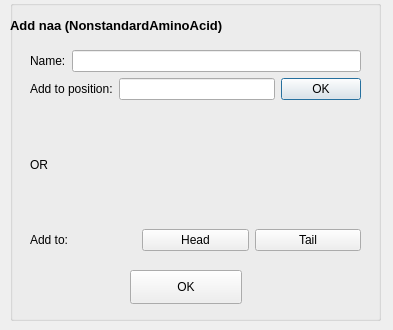
Old version of the form addnaa.ui in the repository aaismailov/LabOop.
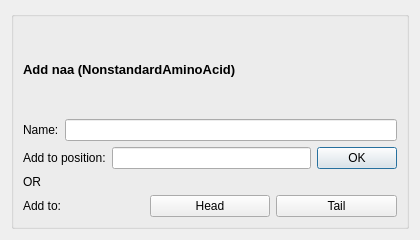
New version of the form.

```diff
--- a/addnaa.ui
+++ b/addnaa.ui
@@ -6,34 +6,28 @@
    <rect>
     <x>0</x>
     <y>0</y>
-    <width>393</width>
-    <height>330</height>
+    <width>420</width>
+    <height>240</height>
    </rect>
   </property>
+  <property name="minimumSize">
+   <size>
+    <width>420</width>
+    <height>240</height>
+   </size>
+  </property>
   <property name="windowTitle">
    <string>Add naa</string>
   </property>
+  <layout class="QVBoxLayout" name="verticalLayout_4">
+   <item>
   <widget class="QGroupBox" name="groupBox_2">
-   <property name="geometry">
-    <rect>
-     <x>10</x>
-     <y>0</y>
-     <width>371</width>
-     <height>321</height>
-    </rect>
-   </property>
    <property name="title">
     <string/>
    </property>
+     <layout class="QVBoxLayout" name="verticalLayout">
+      <item>
    <widget class="QLabel" name="label_2">
-    <property name="geometry">
-     <rect>
-      <x>0</x>
-      <y>10</y>
-      <width>361</width>
-      <height>31</height>
-     </rect>
-    </property>
     <property name="font">
      <font>
       <pointsize>10</pointsize>
@@ -43,15 +37,8 @@
      <string>&lt;html&gt;&lt;head/&gt;&lt;body&gt;&lt;p&gt;&lt;span style=&quot; font-weight:600;&quot;&gt;Add naa (NonstandardAminoAcid)&lt;/span&gt;&lt;/p&gt;&lt;/body&gt;&lt;/html&gt;</string>
     </property>
    </widget>
-   <widget class="QWidget" name="verticalLayoutWidget_3">
-    <property name="geometry">
-     <rect>
-      <x>20</x>
-      <y>50</y>
-      <width>331</width>
-      <height>201</height>
-     </rect>
-    </property>
+      </item>
+      <item>
     <layout class="QVBoxLayout" name="verticalLayout_3">
      <item>
       <layout class="QVBoxLayout" name="verticalLayout_2">
@@ -188,26 +175,11 @@
       </layout>
      </item>
     </layout>
-   </widget>
-   <widget class="QPushButton" name="pushButton_4">
-    <property name="geometry">
-     <rect>
-      <x>120</x>
-      <y>270</y>
-      <width>112</width>
-      <height>34</height>
-     </rect>
-    </property>
-    <property name="font">
-     <font>
-      <pointsize>9</pointsize>
-     </font>
-    </property>
-    <property name="text">
-     <string>OK</string>
-    </property>
-   </widget>
-  </widget>
+      </item>
+     </layout>
+    </widget>
+   </item>
+  </layout>
  </widget>
  <resources/>
  <connections/>
```
Lines whose indentation alone changed are shown as unchanged.
